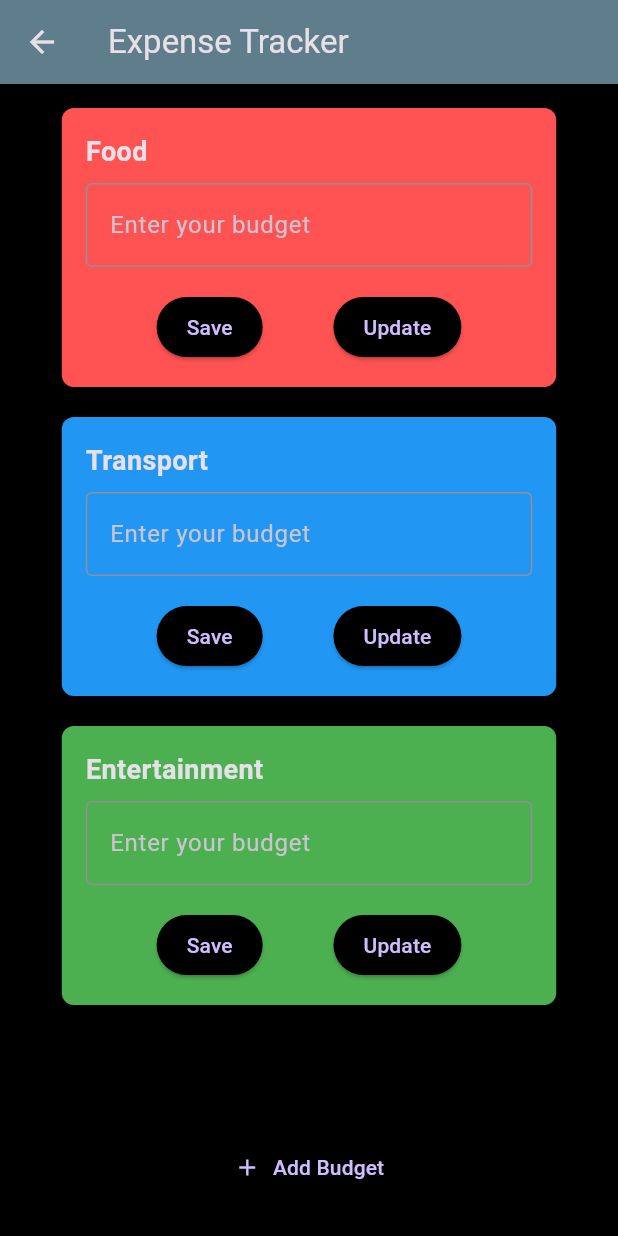
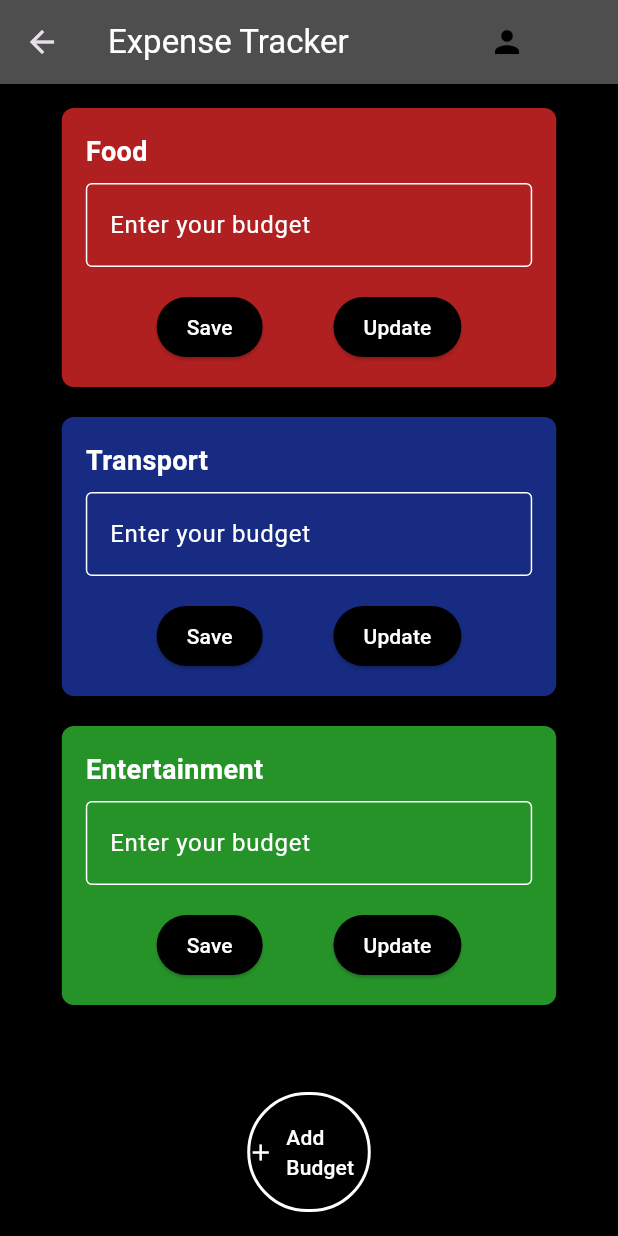
Before and after one commit to Nikitha-Pillai/ExpenseTracker-1, a Flutter app: the Forms screen opened directly, on a phone screen of 412 x 824 dp. Run offline on Flutter 3.47's test engine with Material 3 defaults, Android fonts, the light colour scheme and no system bars; our stand-ins replace curved_navigation_bar, fl_chart.

Commit message:
final modification 1 except first pg

```diff
--- a/lib/forms.dart
+++ b/lib/forms.dart
@@ -1,3 +1,4 @@
+import 'package:expense_tracker_1/main.dart';
 import 'package:flutter/material.dart';
 
 class Forms extends StatefulWidget {
@@ -16,8 +17,19 @@ class FormsState extends State<Forms> {
   Widget build(BuildContext context) {
     return Scaffold(
       appBar: AppBar(
-        title: const Text('Expense Tracker'),
-        backgroundColor: Colors.blueGrey,
+        backgroundColor: const Color.fromARGB(255, 79, 78, 78),
+        title: const Text('Expense Tracker',style: TextStyle(color: Colors.white),),
+        actions: [
+          Padding(
+            padding: const EdgeInsets.only(right: 50.0),
+            child: IconButton(
+              icon: const Icon(Icons.person, color: Colors.black),
+              onPressed: () { Navigator.push(context,
+                      MaterialPageRoute(builder: (context) => const MyApp()));
+                },
+            ),
+          ),
+        ],
       ),
       body: Container(
         color: Colors.black,
@@ -26,22 +38,30 @@ class FormsState extends State<Forms> {
           child: Column(
             crossAxisAlignment: CrossAxisAlignment.center,
             children: [
-            _buildBudgetCard('Food',Colors.redAccent,foodController),
+            _buildBudgetCard('Food',const Color.fromARGB(255, 177, 32, 32),foodController,),
             const SizedBox(height: 20),
-            _buildBudgetCard('Transport',Colors.blue,transportController),
+            _buildBudgetCard('Transport',const Color.fromARGB(255, 22, 43, 129),transportController),
             const SizedBox(height: 20),
-            _buildBudgetCard('Entertainment',Colors.green,entertainmentController),
+            _buildBudgetCard('Entertainment',const Color.fromARGB(255, 38, 147, 41),entertainmentController),
             const Spacer(),
-            ElevatedButton.icon(onPressed: (){
-              print('Add budget pressed');
+            SizedBox(height: 2.5),
+           SizedBox(
+  width: MediaQuery.of(context).size.width * 0.2, // 80% of screen width
+  child: ElevatedButton.icon(
+  onPressed: () {
+    // print('Add budget pressed');
   },
-            icon: const Icon(Icons.add),
-            label: const Text('Add Budget'),
+  icon: const Icon(Icons.add, color: Colors.white),
+  label: const Text(
+    'Add Budget',
+    style: TextStyle(color: Colors.white),
+  ),
   style: ElevatedButton.styleFrom(
     backgroundColor: Colors.black,
     padding: const EdgeInsets.symmetric(vertical: 20),
+    side: const BorderSide(color: Colors.white, width: 2), // White border
   ),
-
+),
           ),
           ],
           ),),
@@ -49,30 +69,38 @@ class FormsState extends State<Forms> {
     );
   }
 
-Widget _buildBudgetCard(String title,Color color, TextEditingController controller){
+Widget _buildBudgetCard(String title, Color color, TextEditingController controller) {
   return Center(
     child: Container(
       width: MediaQuery.of(context).size.width * 0.8,
-
       padding: const EdgeInsets.all(16),
-    decoration:BoxDecoration(
+      decoration: BoxDecoration(
         color: color,
         borderRadius: BorderRadius.circular(8),
       ),
       child: Column(
         crossAxisAlignment: CrossAxisAlignment.start,
         children: [
-
           Text(
             title,
-          style: const TextStyle(fontSize: 18,fontWeight: FontWeight.bold),
+            style: const TextStyle(fontSize: 18, fontWeight: FontWeight.bold, color: Colors.white),
           ),
           const SizedBox(height: 8),
           TextField(
             controller: controller,
-          decoration: const InputDecoration(
+            style: const TextStyle(color: Colors.white), // Set text color
+            decoration: InputDecoration(
               labelText: 'Enter your budget',
-            border: OutlineInputBorder(),
+              labelStyle: const TextStyle(color: Colors.white), // Set label color
+              border: OutlineInputBorder(
+                borderSide: const BorderSide(color: Colors.white), // Set border color
+              ),
+              enabledBorder: const OutlineInputBorder(
+                borderSide: BorderSide(color: Colors.white), // Border when enabled
+              ),
+              focusedBorder: const OutlineInputBorder(
+                borderSide: BorderSide(color: Colors.white, width: 2), // Border when focused
+              ),
             ),
             keyboardType: TextInputType.number,
           ),
@@ -80,23 +108,31 @@ return Center(
           Row(
             mainAxisAlignment: MainAxisAlignment.spaceEvenly,
             children: [
-              ElevatedButton(onPressed: (){
-                print('$title budget saved: ${controller.text}');
+              ElevatedButton(
+                onPressed: () {
+                  // print('$title budget saved: ${controller.text}');
                 },
                 style: ElevatedButton.styleFrom(
                   backgroundColor: Colors.black,
                   padding: const EdgeInsets.symmetric(horizontal: 20),
                 ),
-              child: const Text('Save'),
+                child: const Text(
+                  'Save',
+                  style: TextStyle(color: Colors.white),
                 ),
-              ElevatedButton(onPressed: (){
-                print('$title budget updated: ${controller.text}');
+              ),
+              ElevatedButton(
+                onPressed: () {
+                  // print('$title budget updated: ${controller.text}');
                 },
                 style: ElevatedButton.styleFrom(
                   backgroundColor: Colors.black,
                   padding: const EdgeInsets.symmetric(horizontal: 20),
                 ),
-               child: const Text('Update'),
+                child: const Text(
+                  'Update',
+                  style: TextStyle(color: Colors.white),
+                ),
               ),
             ],
           )
@@ -104,7 +140,6 @@ return Center(
       ),
     ),
   );
-
 }
 
  @override
--- a/lib/main.dart
+++ b/lib/main.dart
@@ -1,6 +1,5 @@
 import 'package:expense_tracker_1/homepage.dart';
 import 'package:flutter/material.dart';
-import 'forms.dart';
 
 
 void main() {
```
Also changed, not shown: lib/exp.dart (+5 -20 lines), lib/homepage.dart (+8 -5 lines), lib/page.dart (+15 -3 lines), pubspec.lock. Lines whose indentation alone changed are shown as unchanged.
